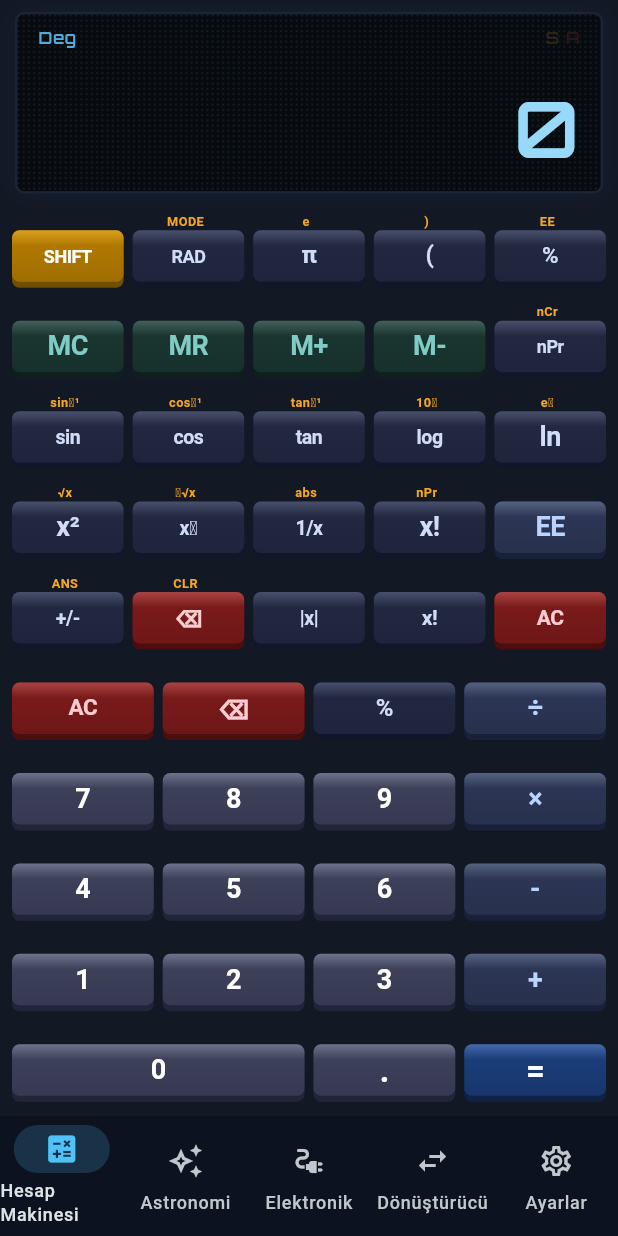
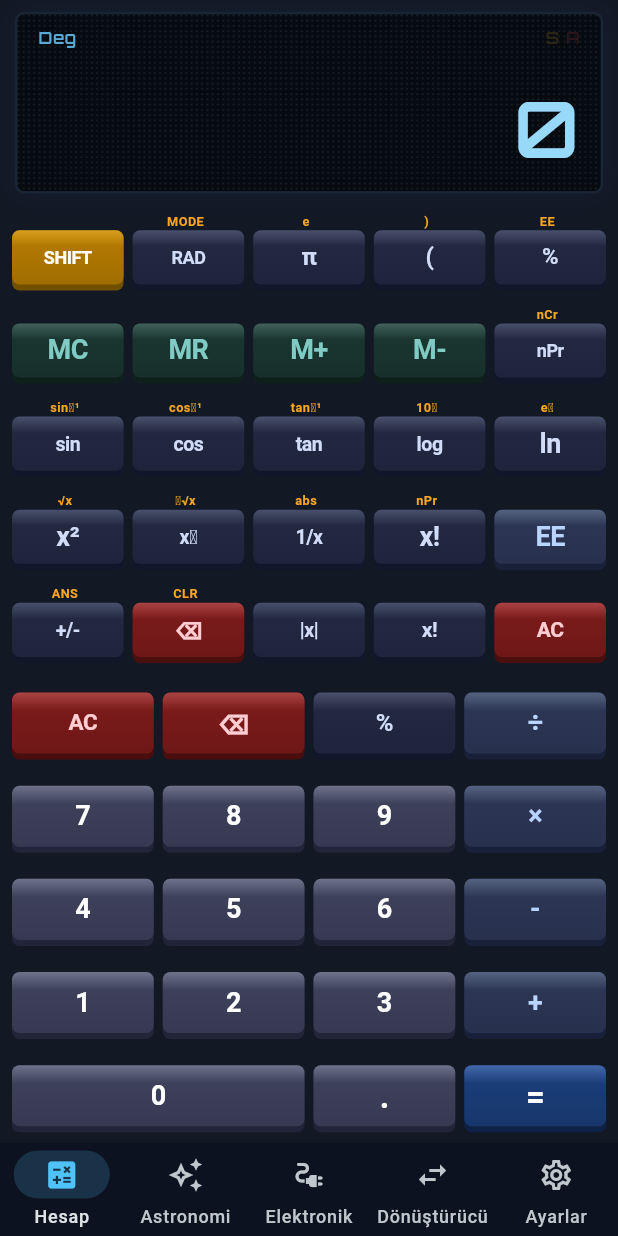
Before and after one commit to maliege/SciCalcPro, a Flutter app: the screen it shows after launch, on a phone screen of 412 x 824 dp. Run offline on Flutter 3.47's test engine with Material 3 defaults, Android fonts, the phone set to English and light mode, and no system bars; our stand-ins replace google_fonts, shared_preferences.

Commit message:
fix: update gradle properties for Kotlin incremental compilation on Windows
feat: adjust navigation bar height and update label for calculator screen

fix: change DropdownButtonFormField value to initialValue in astronomy and electronics screens

refactor: improve padding for numeric keypad buttons in calculator screen

fix: update color opacity method for accent colors in converter and shared components

style: update display widget text color opacity method

chore: add VSCode settings for Java build configuration

```diff
--- a/lib/main.dart
+++ b/lib/main.dart
@@ -70,13 +70,14 @@ class _AppShellState extends State<_AppShell> {
         selectedIndex: _idx,
         onDestinationSelected: (i) => setState(() => _idx = i),
         backgroundColor: colors.headerBg,
-        indicatorColor: const Color(0xFF4FC3F7).withOpacity(0.18),
+        height: 62,
+        indicatorColor: const Color(0xFF4FC3F7).withValues(alpha: 0.18),
         labelBehavior: NavigationDestinationLabelBehavior.alwaysShow,
         destinations: const [
           NavigationDestination(
             icon: Icon(Icons.calculate_outlined),
             selectedIcon: Icon(Icons.calculate, color: Color(0xFF4FC3F7)),
-            label: 'Hesap Makinesi',
+            label: 'Hesap',
           ),
           NavigationDestination(
             icon: Icon(Icons.auto_awesome_outlined),
--- a/lib/screens/astronomy_screen.dart
+++ b/lib/screens/astronomy_screen.dart
@@ -74,7 +74,7 @@ class _Selector extends StatelessWidget {
       color: colors.headerBg,
       padding: const EdgeInsets.fromLTRB(16, 4, 16, 14),
       child: DropdownButtonFormField<int>(
-        value: selectedIndex,
+        initialValue: selectedIndex,
         dropdownColor: colors.card,
         iconEnabledColor: _kAccent,
         isExpanded: true,
--- a/lib/screens/calculator_screen.dart
+++ b/lib/screens/calculator_screen.dart
@@ -13,6 +13,8 @@ class CalculatorScreen extends StatefulWidget {
 
 class _CalculatorScreenState extends State<CalculatorScreen> {
   final CalculatorEngine _engine = CalculatorEngine();
+  static const EdgeInsets _numKeyPadding =
+      EdgeInsets.symmetric(horizontal: 3, vertical: 1.2);
 
   // When true, next function press uses the SHIFT (yellow) variant.
   bool _shifted = false;
@@ -58,6 +60,7 @@ class _CalculatorScreenState extends State<CalculatorScreen> {
         label: d,
         style: cb.ButtonStyle.number,
         onTap: () => _digit(d),
+      padding: _numKeyPadding,
       );
 
   // Operator button
@@ -65,6 +68,14 @@ class _CalculatorScreenState extends State<CalculatorScreen> {
         label: label,
         style: cb.ButtonStyle.operator,
         onTap: () => _binary(label),
+      );
+
+  // Operator button for numeric keypad rows with tighter spacing.
+  cb.CalcButton _numOp(String label) => cb.CalcButton(
+        label: label,
+        style: cb.ButtonStyle.operator,
+        onTap: () => _binary(label),
+        padding: _numKeyPadding,
       );
 
   // Function button — shiftLabel shown in yellow above, activates on SHIFT press
@@ -286,25 +297,28 @@ class _CalculatorScreenState extends State<CalculatorScreen> {
           style: cb.ButtonStyle.delete,
           onTap: _clear,
           fontSize: 15,
+          padding: _numKeyPadding,
         ),
         cb.CalcButton(
           label: '⌫',
           style: cb.ButtonStyle.delete,
           onTap: _backspace,
           fontSize: 18,
+          padding: _numKeyPadding,
         ),
         cb.CalcButton(
           label: '%',
           style: cb.ButtonStyle.function,
           onTap: _percent,
           fontSize: 16,
+          padding: _numKeyPadding,
         ),
-        _op('÷'),
+        _numOp('÷'),
       ]);
 
-  Widget _row789() => Row(children: [_n('7'), _n('8'), _n('9'), _op('×')]);
-  Widget _row456() => Row(children: [_n('4'), _n('5'), _n('6'), _op('-')]);
-  Widget _row123() => Row(children: [_n('1'), _n('2'), _n('3'), _op('+')]);
+  Widget _row789() => Row(children: [_n('7'), _n('8'), _n('9'), _numOp('×')]);
+  Widget _row456() => Row(children: [_n('4'), _n('5'), _n('6'), _numOp('-')]);
+  Widget _row123() => Row(children: [_n('1'), _n('2'), _n('3'), _numOp('+')]);
 
   Widget _row0() => Row(children: [
         cb.CalcButton(
@@ -312,18 +326,21 @@ class _CalculatorScreenState extends State<CalculatorScreen> {
           style: cb.ButtonStyle.number,
           onTap: () => _digit('0'),
           flex: 2,
+          padding: _numKeyPadding,
         ),
         cb.CalcButton(
           label: '.',
           style: cb.ButtonStyle.number,
           onTap: _decimal,
           fontSize: 22,
+          padding: _numKeyPadding,
         ),
         cb.CalcButton(
           label: '=',
           style: cb.ButtonStyle.accent,
           onTap: _equals,
           fontSize: 22,
+          padding: _numKeyPadding,
         ),
       ]);
 }
--- a/lib/screens/converter_screen.dart
+++ b/lib/screens/converter_screen.dart
@@ -177,7 +177,7 @@ class _ConverterScreenState extends State<ConverterScreen> {
                 alignment: Alignment.center,
                 padding: const EdgeInsets.symmetric(horizontal: 16),
                 decoration: BoxDecoration(
-                  color: sel ? _accent.withOpacity(0.15) : colors.card,
+                  color: sel ? _accent.withValues(alpha: 0.15) : colors.card,
                   border: Border.all(
                       color: sel ? _accent : colors.border, width: 1.5),
                   borderRadius: BorderRadius.circular(20),
@@ -293,7 +293,7 @@ class _ConverterScreenState extends State<ConverterScreen> {
           Padding(
             padding: const EdgeInsets.symmetric(horizontal: 12),
             child: Material(
-              color: _accent.withOpacity(0.14),
+              color: _accent.withValues(alpha: 0.14),
               shape: const CircleBorder(),
               child: Tooltip(
                 message: 'Birimleri değiştir',
--- a/lib/screens/electronics_screen.dart
+++ b/lib/screens/electronics_screen.dart
@@ -74,7 +74,7 @@ class _Selector extends StatelessWidget {
       color: colors.headerBg,
       padding: const EdgeInsets.fromLTRB(16, 4, 16, 14),
       child: DropdownButtonFormField<int>(
-        value: selectedIndex,
+        initialValue: selectedIndex,
         dropdownColor: colors.card,
         iconEnabledColor: _kAccent,
         isExpanded: true,
--- a/lib/widgets/calc_button.dart
+++ b/lib/widgets/calc_button.dart
@@ -22,6 +22,7 @@ class CalcButton extends StatefulWidget {
   final VoidCallback onTap;
   final double? fontSize;
   final int flex;
+  final EdgeInsetsGeometry padding;
 
   const CalcButton({
     super.key,
@@ -32,6 +33,7 @@ class CalcButton extends StatefulWidget {
     required this.onTap,
     this.fontSize,
     this.flex = 1,
+    this.padding = const EdgeInsets.symmetric(horizontal: 3, vertical: 3.5),
   });
 
   @override
@@ -86,7 +88,7 @@ class _CalcButtonState extends State<CalcButton>
     return Expanded(
       flex: widget.flex,
       child: Padding(
-        padding: const EdgeInsets.symmetric(horizontal: 3, vertical: 3.5),
+        padding: widget.padding,
         child: Semantics(
           button: true,
           label: _semanticLabel(),
--- a/lib/widgets/display_widget.dart
+++ b/lib/widgets/display_widget.dart
@@ -139,7 +139,7 @@ class DisplayWidget extends StatelessWidget {
     return Text(
       label,
       style: GoogleFonts.orbitron(
-        color: active ? color : color.withOpacity(0.18),
+        color: active ? color : color.withValues(alpha: 0.18),
         fontSize: 11,
         fontWeight: FontWeight.w600,
         letterSpacing: 0.4,
```
Also changed, not shown: lib/shared/calc_form.dart (+4 -4 lines), 2 other files. Lines whose indentation alone changed are shown as unchanged.
